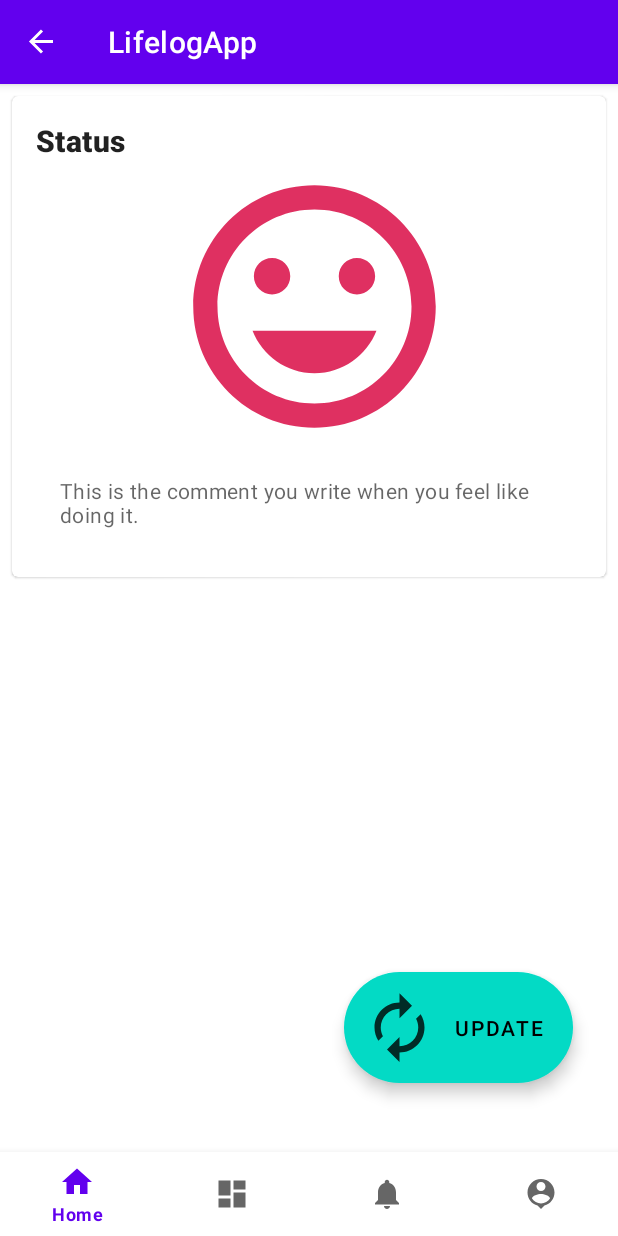
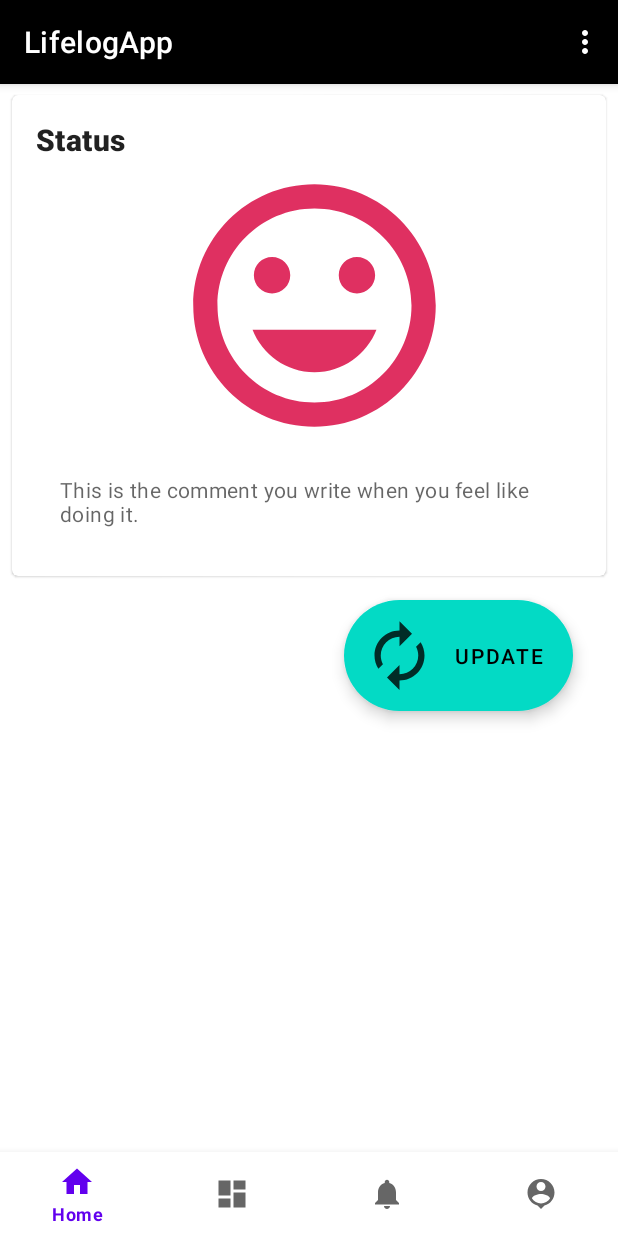
Before and after one commit to watarutower/LifelogApp, an Android app: the screen it shows after launch (MainActivity), on a phone screen of 412 x 824 dp. Run offline under Robolectric (Android 15) with nearby library versions, the phone set to English and light mode, and no system bars; our stand-ins replace data binding, navigation-ui.

Commit message:
Today's last commit

```diff
--- a/app/build.gradle
+++ b/app/build.gradle
@@ -40,7 +40,7 @@ dependencies {
     implementation "org.jetbrains.kotlin:kotlin-stdlib:$kotlin_version"
     implementation 'androidx.core:core-ktx:1.3.2'
     implementation 'androidx.appcompat:appcompat:1.2.0'
-    implementation 'com.google.android.material:material:1.3.0'
+    implementation 'com.google.android.material:material:1.4.0-alpha01'
     implementation 'androidx.constraintlayout:constraintlayout:2.0.4'
     implementation 'androidx.navigation:navigation-fragment:2.3.3'
     implementation 'androidx.navigation:navigation-ui:2.3.3'
--- a/app/src/main/java/com/example/lifelogapp/MainActivity.kt
+++ b/app/src/main/java/com/example/lifelogapp/MainActivity.kt
@@ -25,33 +25,19 @@ import com.google.android.material.snackbar.Snackbar
 class MainActivity : AppCompatActivity() {
 //    lateinit var binding: ActivityMainBinding
 
+
     override fun onCreate(savedInstanceState: Bundle?) {
         super.onCreate(savedInstanceState)
         setContentView(R.layout.activity_main)
-        val navView: BottomNavigationView = findViewById(R.id.nav_view)
+        supportActionBar?.hide()
+        val navView: BottomNavigationView = findViewById(R.id.bottom_nav_view)
 
         val navController = findNavController(R.id.nav_host_fragment)
         // Passing each menu ID as a set of Ids because each
         // menu should be considered as top level destinations.
-
-
-        val context = this
-
-
-
-
-
-
         val appBarConfiguration = AppBarConfiguration(setOf(
             R.id.navigation_home, R.id.navigation_activitylog, R.id.navigation_history, R.id.navigation_mypage))
         setupActionBarWithNavController(navController, appBarConfiguration)
         navView.setupWithNavController(navController)
-
-
-
-
-
     }
-
-
 }
--- a/app/src/main/java/com/example/lifelogapp/ui/update/UpdateViewModel.kt
+++ b/app/src/main/java/com/example/lifelogapp/ui/update/UpdateViewModel.kt
@@ -15,8 +15,11 @@ class UpdateViewModel : ViewModel(){
         _navigateToHome.value = null
     }
 
-    fun onConfirmClicked() {
+    fun onSubmitClicked() {
         _navigateToHome.value = true
     }
 
+    fun onCancelClicked() {
+        _navigateToHome.value = true
+    }
 }
--- /dev/null
+++ b/app/src/main/res/drawable/ic_baseline_menu_24.xml
@@ -0,0 +1,5 @@
+<vector android:alpha="0.8" android:height="24dp"
+    android:tint="?attr/colorControlNormal" android:viewportHeight="24"
+    android:viewportWidth="24" android:width="24dp" xmlns:android="http://schemas.android.com/apk/res/android">
+    <path android:fillColor="@android:color/white" android:pathData="M3,18h18v-2L3,16v2zM3,13h18v-2L3,11v2zM3,6v2h18L21,6L3,6z"/>
+</vector>
--- a/app/src/main/res/layout/activity_main.xml
+++ b/app/src/main/res/layout/activity_main.xml
@@ -1,16 +1,40 @@
 <?xml version="1.0" encoding="utf-8"?>
 
-
-<androidx.constraintlayout.widget.ConstraintLayout
+<androidx.coordinatorlayout.widget.CoordinatorLayout
     xmlns:android="http://schemas.android.com/apk/res/android"
     xmlns:app="http://schemas.android.com/apk/res-auto"
     xmlns:tools="http://schemas.android.com/tools"
-    android:id="@+id/container"
     android:layout_width="match_parent"
-    android:layout_height="match_parent">
+    android:layout_height="match_parent"
+    >
+
+    <!--  あとで使う    android:fitsSystemWindows="true"-->
+
+    <com.google.android.material.appbar.AppBarLayout
+        android:layout_width="match_parent"
+        android:layout_height="wrap_content"
+       >
+
+        <com.google.android.material.appbar.MaterialToolbar
+            android:id="@+id/topAppBar"
+            android:layout_width="match_parent"
+            android:layout_height="?attr/actionBarSize"
+            android:background="@color/black"
+            app:title="@string/app_title"
+            app:menu="@menu/drawer_view"
+            style="@style/Widget.MaterialComponents.Toolbar.Primary"
+
+            />
+
+    </com.google.android.material.appbar.AppBarLayout>
+    <androidx.constraintlayout.widget.ConstraintLayout
+
+        android:id="@+id/container"
+        android:layout_width="match_parent"
+        android:layout_height="match_parent">
 
     <com.google.android.material.bottomnavigation.BottomNavigationView
-        android:id="@+id/nav_view"
+        android:id="@+id/bottom_nav_view"
         android:layout_width="0dp"
         android:layout_height="wrap_content"
         android:layout_marginStart="0dp"
@@ -27,12 +51,11 @@
         android:layout_width="match_parent"
         android:layout_height="match_parent"
         app:defaultNavHost="true"
-        app:layout_constraintBottom_toTopOf="@id/nav_view"
         app:layout_constraintHorizontal_bias="0.0"
         app:layout_constraintLeft_toLeftOf="parent"
         app:layout_constraintRight_toRightOf="parent"
         app:layout_constraintTop_toTopOf="parent"
-        app:layout_constraintVertical_bias="0.0"
         app:navGraph="@navigation/mobile_navigation" />
 
 </androidx.constraintlayout.widget.ConstraintLayout>
+</androidx.coordinatorlayout.widget.CoordinatorLayout>
--- a/app/src/main/res/layout/fragment_home.xml
+++ b/app/src/main/res/layout/fragment_home.xml
@@ -17,13 +17,15 @@
         <androidx.constraintlayout.widget.ConstraintLayout
             android:id="@+id/container"
             android:layout_width="match_parent"
-            android:layout_height="match_parent">
+            android:layout_height="match_parent"
+            android:layout_marginTop="55dp">
 
             <com.google.android.material.card.MaterialCardView
                 android:id="@+id/card"
                 android:layout_width="match_parent"
                 android:layout_height="wrap_content"
                 android:layout_margin="8dp"
+
                 app:layout_constraintEnd_toEndOf="parent"
                 app:layout_constraintStart_toStartOf="parent"
                 app:layout_constraintTop_toTopOf="parent">
@@ -36,7 +38,7 @@
 
                     <!-- Title, secondary and supporting text -->
                     <TextView
-                        android:layout_width="wrap_content"
+                        android:layout_width="match_parent"
                         android:layout_height="wrap_content"
                         android:text="@string/title"
                         android:textAppearance="?attr/textAppearanceHeadline6"
@@ -53,7 +55,7 @@
                         <ImageView
                             android:layout_width="match_parent"
                             android:layout_height="194dp"
-                            android:contentDescription="status section"
+                            android:contentDescription="@string/status_section"
                             android:scaleType="fitCenter"
                             app:srcCompat="@drawable/ic_baseline_tag_faces_24" />
 
@@ -66,10 +68,12 @@
                             <!-- Title, secondary and supporting text -->
 
                             <TextView
-                                android:layout_width="wrap_content"
+                                android:layout_width="match_parent"
                                 android:layout_height="wrap_content"
                                 android:layout_marginTop="0dp"
                                 android:inputType="textMultiLine"
+                                android:singleLine="false"
+                                android:textAlignment="viewStart"
                                 android:text="@string/supporting_text"
                                 android:textAppearance="?attr/textAppearanceBody2"
                                 android:textColor="?android:attr/textColorSecondary" />
@@ -85,18 +89,17 @@
                 android:layout_width="wrap_content"
                 android:layout_height="wrap_content"
                 android:layout_margin="16dp"
-                android:layout_marginBottom="72dp"
+                android:layout_marginTop="204dp"
                 android:contentDescription="@string/fab_description"
                 android:onClick="@{() -> homeViewModel.onFabClicked()}"
                 android:text="@string/fab_update"
                 app:icon="@drawable/ic_baseline_autorenew_24"
+
                 app:iconSize="50dp"
-                app:layout_constraintBottom_toBottomOf="parent"
                 app:layout_constraintEnd_toEndOf="parent"
                 app:layout_constraintHorizontal_bias="0.939"
                 app:layout_constraintStart_toStartOf="parent"
-                app:layout_constraintTop_toBottomOf="@+id/card"
-                app:layout_constraintVertical_bias="0.742" />
+                app:layout_constraintTop_toBottomOf="@+id/card" />
 
         </androidx.constraintlayout.widget.ConstraintLayout>
 
--- a/app/src/main/res/navigation/mobile_navigation.xml
+++ b/app/src/main/res/navigation/mobile_navigation.xml
@@ -33,5 +33,9 @@
     <fragment
         android:id="@+id/fragment_update"
         android:name="com.example.lifelogapp.ui.update.UpdateFragment"
-        tools:layout="@layout/fragment_update" />
+        tools:layout="@layout/fragment_update" >
+        <action
+            android:id="@+id/action_fragment_update_to_fragment_home"
+            app:destination="@id/fragment_home" />
+    </fragment>
 </navigation>
--- a/app/src/main/res/values/strings.xml
+++ b/app/src/main/res/values/strings.xml
@@ -30,5 +30,7 @@
     <string name="hint_comment">Comment here</string>
     <string name="button_confirm">Confirm</string>
     <string name="button_cancel">Cancel</string>
+    <string name="app_title">LifelogApp</string>
+    <string name="status_section">status section</string>
 
 </resources>
```
Also changed, not shown: app/src/main/AndroidManifest.xml (+4 -3 lines), app/src/main/java/com/example/lifelogapp/navigation_mypage.kt (deleted, +0 -57 lines), app/src/main/java/com/example/lifelogapp/navigation_update.kt (deleted, +0 -57 lines), app/src/main/java/com/example/lifelogapp/ui/update/UpdateFragment.kt (+22 -4 lines), app/src/main/res/layout/fragment_navigation_mypage.xml (deleted, +0 -14 lines), app/src/main/res/layout/fragment_navigation_update.xml (deleted, +0 -14 lines), app/src/main/res/layout/fragment_update.xml (+10 -4 lines), app/src/main/res/mipmap-hdpi/ic_launcher.png, app/src/main/res/mipmap-mdpi/ic_launcher.png, app/src/main/res/mipmap-xhdpi/ic_launcher.png, app/src/main/res/mipmap-xxhdpi/ic_launcher.png, app/src/main/res/mipmap-xxxhdpi/ic_launcher.png.
